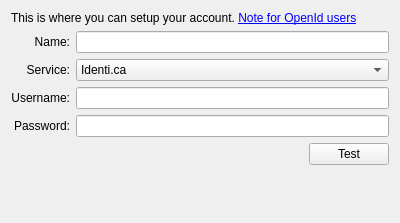
Qt form resources/microblog/microblogconfig.ui (KDE/kdepim-runtime) before a commit.
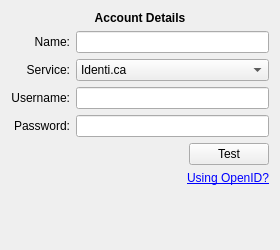
The same form after that commit. Custom widgets are drawn as their Qt base class.

Commit message:
Polishing the config dialog a bit
- test button is only enabled when there's something in the username field
- rearrange widgets a bit, and make it quicker to understand

What changed in the file:
```diff
--- a/resources/microblog/microblogconfig.ui
+++ b/resources/microblog/microblogconfig.ui
@@ -6,15 +6,25 @@
    <rect>
     <x>0</x>
     <y>0</y>
-    <width>400</width>
-    <height>223</height>
+    <width>280</width>
+    <height>250</height>
    </rect>
   </property>
+  <property name="minimumSize">
+   <size>
+    <width>280</width>
+    <height>250</height>
+   </size>
+  </property>
   <layout class="QVBoxLayout" name="verticalLayout">
    <item>
     <widget class="QLabel" name="welcomelabel">
      <property name="text">
-      <string>This is where you can setup your account. &lt;a href=&quot;whatsthis&quot;&gt;Note for OpenId users&lt;/a&gt;</string>
+      <string>&lt;!DOCTYPE HTML PUBLIC &quot;-//W3C//DTD HTML 4.0//EN&quot; &quot;http://www.w3.org/TR/REC-html40/strict.dtd&quot;&gt;
+&lt;html&gt;&lt;head&gt;&lt;meta name=&quot;qrichtext&quot; content=&quot;1&quot; /&gt;&lt;style type=&quot;text/css&quot;&gt;
+p, li { white-space: pre-wrap; }
+&lt;/style&gt;&lt;/head&gt;&lt;body style=&quot; font-family:'Liberation Sans'; font-size:9pt; font-weight:400; font-style:normal;&quot;&gt;
+&lt;p align=&quot;center&quot; style=&quot; margin-top:0px; margin-bottom:0px; margin-left:0px; margin-right:0px; -qt-block-indent:0; text-indent:0px;&quot;&gt;&lt;span style=&quot; font-weight:600;&quot;&gt;Account Details&lt;/span&gt;&lt;/p&gt;&lt;/body&gt;&lt;/html&gt;</string>
      </property>
      <property name="wordWrap">
       <bool>true</bool>
@@ -130,6 +140,17 @@
      </item>
     </layout>
    </item>
+   <item>
+    <widget class="QLabel" name="openidLabel">
+     <property name="text">
+      <string>&lt;!DOCTYPE HTML PUBLIC &quot;-//W3C//DTD HTML 4.0//EN&quot; &quot;http://www.w3.org/TR/REC-html40/strict.dtd&quot;&gt;
+&lt;html&gt;&lt;head&gt;&lt;meta name=&quot;qrichtext&quot; content=&quot;1&quot; /&gt;&lt;style type=&quot;text/css&quot;&gt;
+p, li { white-space: pre-wrap; }
+&lt;/style&gt;&lt;/head&gt;&lt;body style=&quot; font-family:'Liberation Sans'; font-size:9pt; font-weight:400; font-style:normal;&quot;&gt;
+&lt;p align=&quot;right&quot; style=&quot; margin-top:0px; margin-bottom:0px; margin-left:0px; margin-right:0px; -qt-block-indent:0; text-indent:0px;&quot;&gt;&lt;a href=&quot;tomaistheking&quot;&gt;&lt;span style=&quot; text-decoration: underline; color:#0000ff;&quot;&gt;Using OpenID?&lt;/span&gt;&lt;/a&gt;&lt;/p&gt;&lt;/body&gt;&lt;/html&gt;</string>
+     </property>
+    </widget>
+   </item>
    <item>
     <spacer name="verticalSpacer">
      <property name="orientation">
```
The commit also changes 2 other files.
